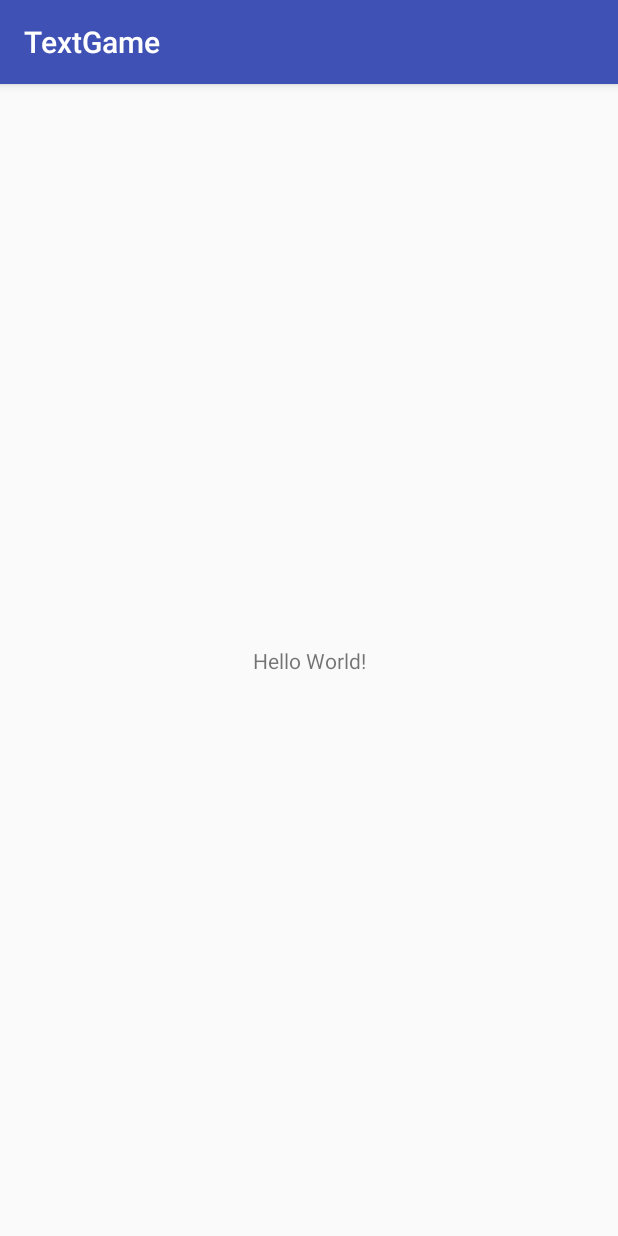
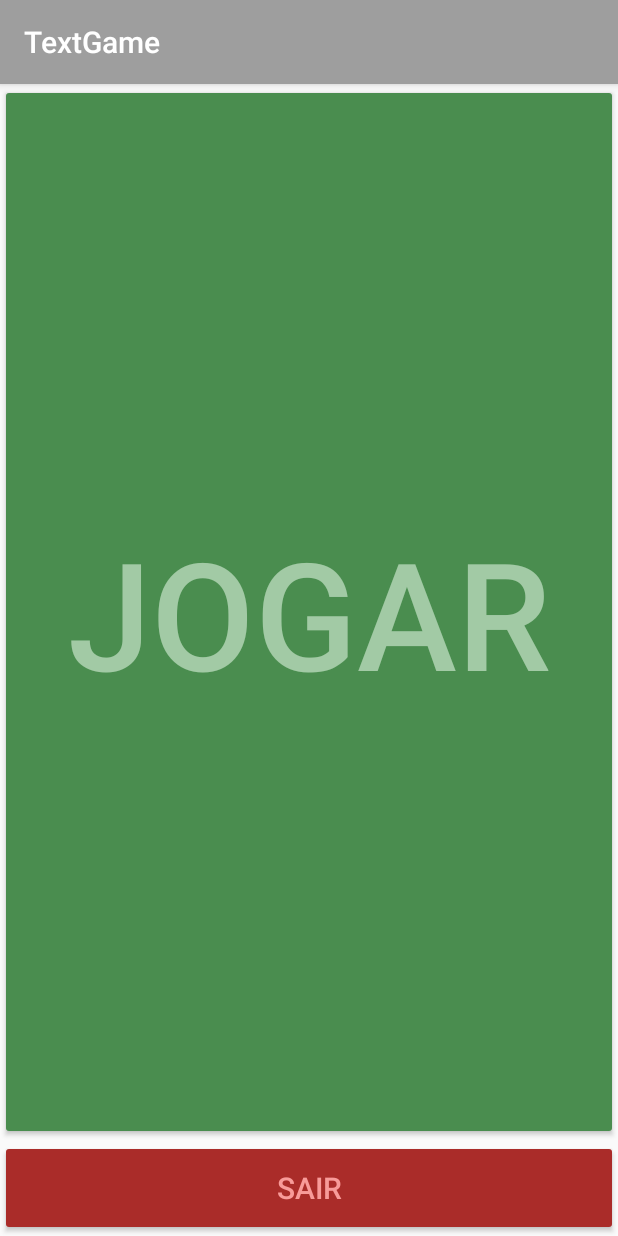
Before and after one commit to vitormda/TextGame, an Android app: the screen it shows after launch (SplashActivity before the commit, MainActivity after it), on a phone screen of 412 x 824 dp. Run offline under Robolectric (Android 15) with nearby library versions, the phone set to English and light mode, and no system bars.

Commit message:
Adicionada Splash Screen e tela principal

```diff
--- a/app/src/main/AndroidManifest.xml
+++ b/app/src/main/AndroidManifest.xml
@@ -9,13 +9,20 @@
         android:roundIcon="@mipmap/ic_launcher_round"
         android:supportsRtl="true"
         android:theme="@style/AppTheme">
-        <activity android:name=".SplashActivity">
+        <activity
+            android:name=".SplashActivity"
+            android:theme="@style/SplashTheme">
             <intent-filter>
                 <action android:name="android.intent.action.MAIN" />
 
                 <category android:name="android.intent.category.LAUNCHER" />
             </intent-filter>
         </activity>
+        <activity
+            android:name=".MainActivity"
+            android:theme="@style/AppTheme">
+
+        </activity>
     </application>
 
 </manifest>
--- /dev/null
+++ b/app/src/main/java/br/go/cdg/textgame/MainActivity.java
@@ -0,0 +1,13 @@
+package br.go.cdg.textgame;
+
+import android.support.v7.app.AppCompatActivity;
+import android.os.Bundle;
+
+public class MainActivity extends AppCompatActivity {
+
+    @Override
+    protected void onCreate(Bundle savedInstanceState) {
+        super.onCreate(savedInstanceState);
+        setContentView(R.layout.activity_main);
+    }
+}
--- a/app/src/main/java/br/go/cdg/textgame/SplashActivity.java
+++ b/app/src/main/java/br/go/cdg/textgame/SplashActivity.java
@@ -1,5 +1,7 @@
 package br.go.cdg.textgame;
 
+import android.content.Intent;
+import android.os.Handler;
 import android.support.v7.app.AppCompatActivity;
 import android.os.Bundle;
 
@@ -9,5 +11,15 @@ public class SplashActivity extends AppCompatActivity {
     protected void onCreate(Bundle savedInstanceState) {
         super.onCreate(savedInstanceState);
         setContentView(R.layout.activity_splash);
+
+        Handler h = new Handler();
+
+        h.postDelayed(new Runnable() {
+            @Override
+            public void run() {
+                Intent i = new Intent(SplashActivity.this, MainActivity.class);
+                startActivity(i);
+            }
+        },2000);
     }
 }
--- /dev/null
+++ b/app/src/main/res/layout/activity_main.xml
@@ -0,0 +1,28 @@
+<?xml version="1.0" encoding="utf-8"?>
+<LinearLayout xmlns:android="http://schemas.android.com/apk/res/android"
+    xmlns:app="http://schemas.android.com/apk/res-auto"
+    xmlns:tools="http://schemas.android.com/tools"
+    android:layout_width="match_parent"
+    android:layout_height="match_parent"
+    android:orientation="vertical"
+    tools:context="br.go.cdg.textgame.MainActivity"
+    android:weightSum="12">
+
+    <Button
+        android:layout_width="match_parent"
+        android:layout_height="match_parent"
+        android:layout_weight="1"
+        android:backgroundTint="@color/backgroundButtonStart"
+        android:textColor="@color/letterButtonStart"
+        android:text="Jogar"
+        android:textSize="@dimen/buttonStartFontSize"/>
+    <Button
+        android:layout_width="match_parent"
+        android:layout_height="match_parent"
+        android:layout_weight="11"
+        android:backgroundTint="@color/backgroundButtonExit"
+        android:textColor="@color/letterButtonExit"
+        android:text="Sair"
+        android:textSize="@dimen/buttonExitFontSize" />
+
+</LinearLayout>
--- a/app/src/main/res/layout/activity_splash.xml
+++ b/app/src/main/res/layout/activity_splash.xml
@@ -1,18 +1,17 @@
 <?xml version="1.0" encoding="utf-8"?>
-<android.support.constraint.ConstraintLayout xmlns:android="http://schemas.android.com/apk/res/android"
+<RelativeLayout
+    xmlns:android="http://schemas.android.com/apk/res/android"
     xmlns:app="http://schemas.android.com/apk/res-auto"
     xmlns:tools="http://schemas.android.com/tools"
     android:layout_width="match_parent"
     android:layout_height="match_parent"
     tools:context="br.go.cdg.textgame.SplashActivity">
 
-    <TextView
-        android:layout_width="wrap_content"
-        android:layout_height="wrap_content"
-        android:text="Hello World!"
-        app:layout_constraintBottom_toBottomOf="parent"
-        app:layout_constraintLeft_toLeftOf="parent"
-        app:layout_constraintRight_toRightOf="parent"
-        app:layout_constraintTop_toTopOf="parent" />
+    <ImageView
+        android:layout_centerVertical="true"
+        android:layout_centerHorizontal="true"
+        android:layout_width="250sp"
+        android:layout_height="250sp"
+        android:src="@drawable/yinyang" />
 
-</android.support.constraint.ConstraintLayout>
+</RelativeLayout>
--- a/app/src/main/res/values/colors.xml
+++ b/app/src/main/res/values/colors.xml
@@ -1,6 +1,12 @@
 <?xml version="1.0" encoding="utf-8"?>
 <resources>
-    <color name="colorPrimary">#3F51B5</color>
-    <color name="colorPrimaryDark">#303F9F</color>
-    <color name="colorAccent">#FF4081</color>
+    <color name="colorPrimary">#9E9E9E</color>
+    <color name="colorPrimaryBackground">#E0E0E0</color>
+    <color name="colorPrimaryDark">#616161</color>
+    <color name="colorAccent">#FF9800</color>
+    <color name="backgroundButtonStart">#4A8D4F</color>
+    <color name="letterButtonStart">#A2CAA5</color>
+    <color name="backgroundButtonExit">#AA2C29</color>
+    <color name="letterButtonExit">#F89B99</color>
+
 </resources>
--- /dev/null
+++ b/app/src/main/res/values/dimen.xml
@@ -0,0 +1,5 @@
+<?xml version="1.0" encoding="utf-8"?>
+<resources>
+    <dimen name="buttonStartFontSize">100dp</dimen>
+    <dimen name="buttonExitFontSize">20dp</dimen>
+</resources>
--- a/app/src/main/res/values/styles.xml
+++ b/app/src/main/res/values/styles.xml
@@ -6,6 +6,11 @@
         <item name="colorPrimary">@color/colorPrimary</item>
         <item name="colorPrimaryDark">@color/colorPrimaryDark</item>
         <item name="colorAccent">@color/colorAccent</item>
+        <item name="background">@color/colorPrimaryBackground</item>
+    </style>
+
+    <style name="SplashTheme" parent="Theme.AppCompat.Light.NoActionBar">
+        <item name="android:windowFullscreen">true</item>
     </style>
 
 </resources>
```
Also changed, not shown: app/src/main/res/drawable/yinyang.png (added), app/src/main/res/mipmap-hdpi/ic_launcher.png, app/src/main/res/mipmap-mdpi/ic_launcher.png, app/src/main/res/mipmap-xhdpi/ic_launcher.png, app/src/main/res/mipmap-xxhdpi/ic_launcher.png, app/src/main/res/mipmap-xxxhdpi/ic_launcher.png, 15 other files.
